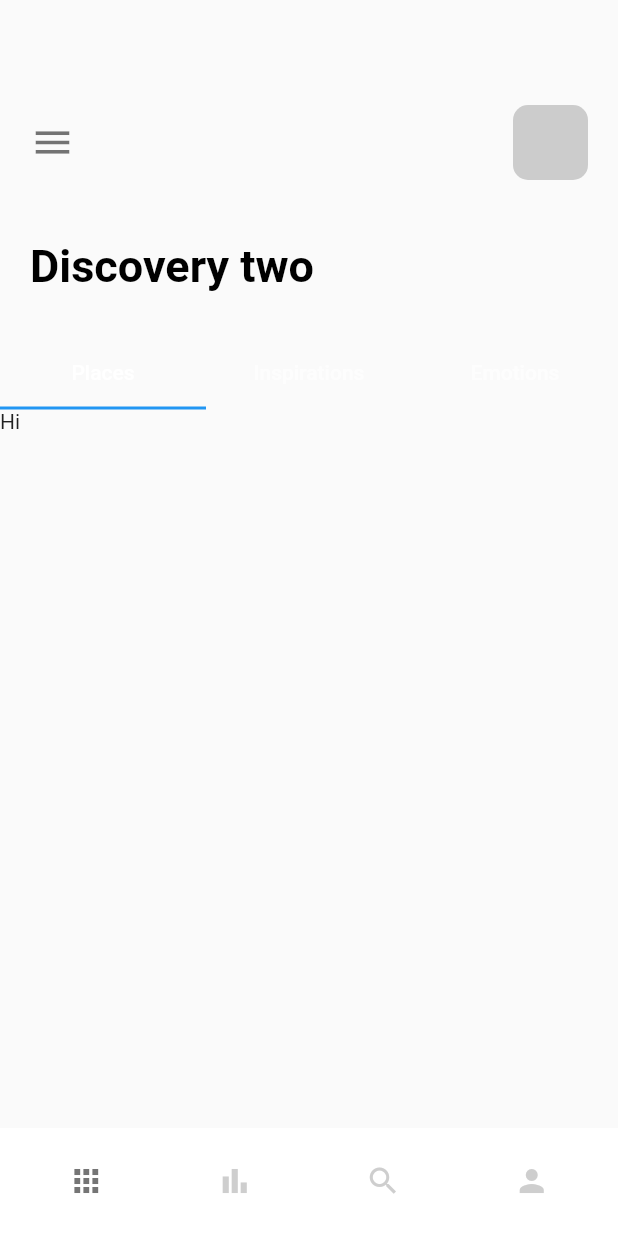
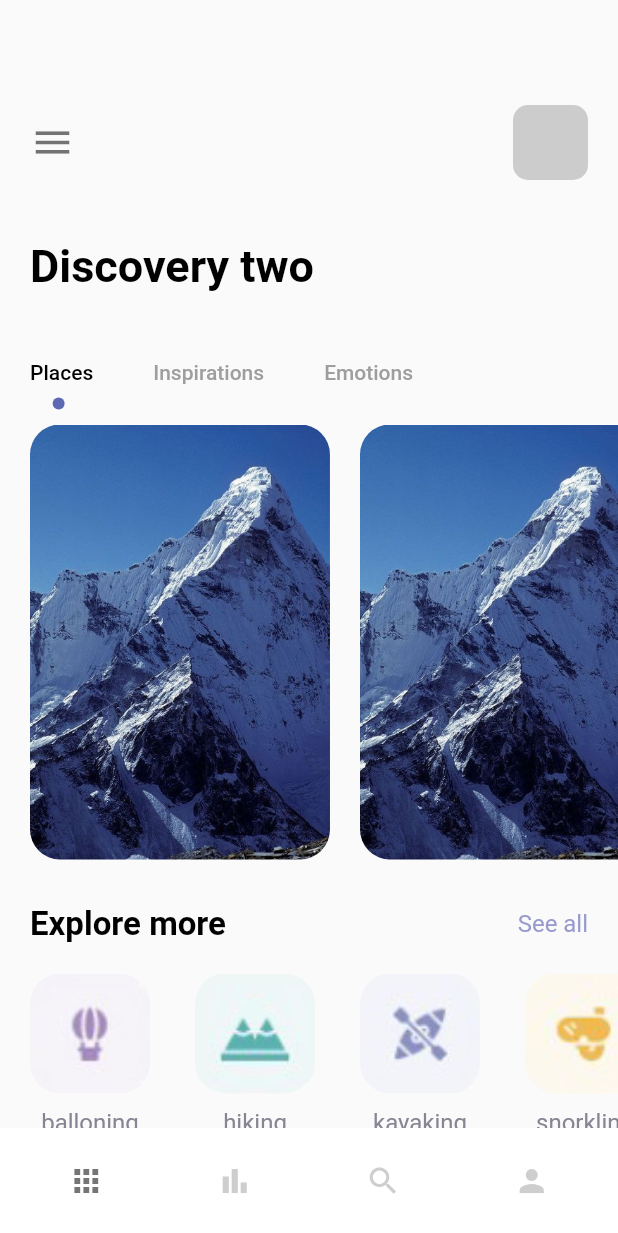
Before and after one commit to taofik-adeniyi/fl_travel_app, a Flutter app: the MainPage screen opened directly, on a phone screen of 412 x 824 dp. Shown: the top 1233 px of the screen. Run offline on Flutter 3.47's test engine with Material 2 defaults, Android fonts, the phone set to English and light mode, and no system bars; our stand-ins replace bloc, equatable, flutter_bloc; missing offline and left inert: dart:ffi.

```diff
--- /dev/null
+++ b/lib/cubit/app_cubit_states.dart
@@ -0,0 +1,15 @@
+import 'package:equatable/equatable.dart';
+
+abstract class CubicStates extends Equatable {}
+
+class InitialStates extends CubicStates {
+  @override
+  // TODO: implement props
+  List<Object> get props => [];
+}
+
+class WelcomeState extends CubicStates {
+  @override
+  // TODO: implement props
+  List<Object?> get props => [];
+}
--- /dev/null
+++ b/lib/cubit/app_cubits.dart
@@ -0,0 +1,8 @@
+import 'package:bloc/bloc.dart';
+import 'package:travel_app/cubit/app_cubit_states.dart';
+
+class AppCubits extends Cubit<CubicStates> {
+  AppCubits() : super(InitialStates()) {
+    emit(WelcomeState());
+  }
+}
--- /dev/null
+++ b/lib/pages/home_page.dart
@@ -0,0 +1,201 @@
+import 'package:flutter/material.dart';
+import 'package:travel_app/utils/colors.dart';
+import 'package:travel_app/widgets/app_large_text.dart';
+import 'package:travel_app/widgets/app_text.dart';
+
+class HomePage extends StatefulWidget {
+  const HomePage({super.key});
+
+  @override
+  State<HomePage> createState() => _HomePageState();
+}
+
+class _HomePageState extends State<HomePage> with TickerProviderStateMixin {
+  var images = {
+    "balloning.png": "balloning",
+    "hiking.png": "hiking",
+    "kayaking.png": "kayaking",
+    "snorkling.png": "snorkling"
+  };
+  @override
+  Widget build(BuildContext context) {
+    TabController _tabController = TabController(length: 3, vsync: this);
+    return Scaffold(
+      extendBody: true,
+      extendBodyBehindAppBar: true,
+      body: SingleChildScrollView(
+        child: Column(
+          crossAxisAlignment: CrossAxisAlignment.start,
+          children: [
+            Container(
+              padding: EdgeInsets.only(top: 70, left: 20),
+              child: Row(
+                children: [
+                  Icon(Icons.menu, size: 30, color: Colors.black54),
+                  Expanded(child: Container()),
+                  Container(
+                    margin: EdgeInsets.only(right: 20),
+                    width: 50,
+                    height: 50,
+                    decoration: BoxDecoration(
+                        borderRadius: BorderRadius.circular(10),
+                        color: Colors.grey.withOpacity(0.5)),
+                  )
+                ],
+              ),
+            ),
+            const SizedBox(
+              height: 40,
+            ),
+            Container(
+                margin: EdgeInsets.only(left: 20),
+                child: AppLargeText(text: 'Discovery two')),
+            const SizedBox(
+              height: 30,
+            ),
+
+            //tabbar
+
+            Container(
+              child: Align(
+                alignment: Alignment.centerLeft,
+                child: TabBar(
+                    labelPadding: const EdgeInsets.only(left: 20, right: 20),
+                    indicatorSize: TabBarIndicatorSize.label,
+                    labelColor: Colors.black,
+                    unselectedLabelColor: Colors.grey,
+                    isScrollable: true,
+                    controller: _tabController,
+                    indicator: CircleTabBarIndicator(
+                        color: AppColors.mainColor, radius: 4),
+                    tabs: const [
+                      Tab(text: 'Places'),
+                      Tab(text: 'Inspirations'),
+                      Tab(text: 'Emotions'),
+                    ]),
+              ),
+            ),
+
+            Container(
+              height: 300,
+              width: double.maxFinite,
+              padding: const EdgeInsets.only(left: 20),
+              child: TabBarView(controller: _tabController, children: [
+                ListView.builder(
+                    scrollDirection: Axis.horizontal,
+                    itemCount: 3,
+                    itemBuilder: (BuildContext context, int index) {
+                      return Container(
+                        width: 200,
+                        height: 300,
+                        margin: const EdgeInsets.only(right: 20, top: 10),
+                        decoration: BoxDecoration(
+                            borderRadius: BorderRadius.circular(20),
+                            color: Colors.white,
+                            image: const DecorationImage(
+                                image: AssetImage("images/mountain.jpeg"),
+                                fit: BoxFit.cover)),
+                      );
+                    }),
+                Text("there"),
+                Text("bye")
+              ]),
+            ),
+            SizedBox(
+              height: 30,
+            ),
+            Container(
+              padding: const EdgeInsets.only(left: 20, right: 20),
+              child: Row(
+                mainAxisAlignment: MainAxisAlignment.spaceBetween,
+                children: [
+                  AppLargeText(
+                    text: 'Explore more',
+                    size: 22,
+                  ),
+                  AppText(
+                    text: 'See all',
+                    color: AppColors.textColor1,
+                  )
+                ],
+              ),
+            ),
+            SizedBox(
+              height: 20,
+            ),
+            Container(
+              height: 120,
+              width: double.maxFinite,
+              margin: const EdgeInsets.only(left: 20),
+              child: ListView.builder(
+                  scrollDirection: Axis.horizontal,
+                  itemCount: 4,
+                  itemBuilder: (_, index) {
+                    return Container(
+                      margin: const EdgeInsets.only(
+                        right: 30,
+                      ),
+                      child: Column(
+                        children: [
+                          Container(
+                            width: 80,
+                            height: 80,
+                            decoration: BoxDecoration(
+                                borderRadius: BorderRadius.circular(20),
+                                color: Colors.white,
+                                image: DecorationImage(
+                                    image: AssetImage(
+                                        'images/${images.keys.elementAt(index)}'),
+                                    fit: BoxFit.cover)),
+                          ),
+                          const SizedBox(
+                            height: 10,
+                          ),
+                          Container(
+                            child: AppText(
+                              text: images.values.elementAt(index),
+                              color: AppColors.textColor2,
+                            ),
+                          )
+                        ],
+                      ),
+                    );
+                  }),
+            )
+          ],
+        ),
+      ),
+    );
+  }
+}
+
+class CircleTabBarIndicator extends Decoration {
+  final Color color;
+  final double radius;
+
+  CircleTabBarIndicator({required this.color, required this.radius});
+
+  @override
+  BoxPainter createBoxPainter([VoidCallback? onChanged]) {
+    // TODO: implement createBoxPainter
+    return _CirclePainter(color: color, radius: radius);
+  }
+}
+
+class _CirclePainter extends BoxPainter {
+  final Color color;
+  final double radius;
+  _CirclePainter({required this.color, required this.radius});
+
+  @override
+  void paint(Canvas canvas, Offset offset, ImageConfiguration configuration) {
+    // TODO: implement paint
+    Paint _paint = Paint();
+    _paint.color = color;
+    _paint.isAntiAlias = true;
+    final Offset circleOffset = Offset(
+        configuration.size!.width / 2 - radius / 2,
+        configuration.size!.height - radius);
+    canvas.drawCircle(offset + circleOffset, radius, _paint);
+  }
+}
--- a/lib/pages/navpages/home_page.dart
+++ /dev/null
@@ -1,67 +0,0 @@
-import 'package:flutter/material.dart';
-import 'package:travel_app/widgets/app_large_text.dart';
-
-class HomePage extends StatefulWidget {
-  const HomePage({super.key});
-
-  @override
-  State<HomePage> createState() => _HomePageState();
-}
-
-class _HomePageState extends State<HomePage> with TickerProviderStateMixin {
-  @override
-  Widget build(BuildContext context) {
-    TabController _tabController = TabController(length: 3, vsync: this);
-    return Scaffold(
-      body: Column(
-        crossAxisAlignment: CrossAxisAlignment.start,
-        children: [
-          Container(
-            padding: EdgeInsets.only(top: 70, left: 20),
-            child: Row(
-              children: [
-                Icon(Icons.menu, size: 30, color: Colors.black54),
-                Expanded(child: Container()),
-                Container(
-                  margin: EdgeInsets.only(right: 20),
-                  width: 50,
-                  height: 50,
-                  decoration: BoxDecoration(
-                      borderRadius: BorderRadius.circular(10),
-                      color: Colors.grey.withOpacity(0.5)),
-                )
-              ],
-            ),
-          ),
-          const SizedBox(
-            height: 40,
-          ),
-          Container(
-              margin: EdgeInsets.only(left: 20),
-              child: AppLargeText(text: 'Discovery two')),
-          const SizedBox(
-            height: 30,
-          ),
-
-          //tabbar
-
-          Container(
-            child: TabBar(controller: _tabController, tabs: const [
-              Tab(text: 'Places'),
-              Tab(text: 'Inspirations'),
-              Tab(text: 'Emotions'),
-            ]),
-          ),
-
-          Container(
-            height: 300,
-            width: double.maxFinite,
-            child: TabBarView(
-                controller: _tabController,
-                children: const [Text("Hi"), Text("there"), Text("bye")]),
-          )
-        ],
-      ),
-    );
-  }
-}
--- a/lib/pages/navpages/main_page.dart
+++ b/lib/pages/navpages/main_page.dart
@@ -1,6 +1,6 @@
 import 'package:flutter/material.dart';
 import 'package:travel_app/pages/navpages/bar_item_page.dart';
-import 'package:travel_app/pages/navpages/home_page.dart';
+import 'package:travel_app/pages/home_page.dart';
 import 'package:travel_app/pages/navpages/my_page.dart';
 import 'package:travel_app/pages/navpages/search_page.dart';
 
@@ -32,7 +32,7 @@ class _MainPageState extends State<MainPage> {
       backgroundColor: Colors.white,
       body: pages[currentIndex],
       bottomNavigationBar: Container(
-        decoration: BoxDecoration(
+        decoration: const BoxDecoration(
           color: Colors.white,
         ),
         child: Padding(
@@ -46,8 +46,8 @@ class _MainPageState extends State<MainPage> {
             currentIndex: currentIndex,
             selectedItemColor: Colors.black54,
             unselectedItemColor: Colors.grey.withOpacity(0.5),
-            showSelectedLabels: false,
-            showUnselectedLabels: false,
+            // showSelectedLabels: false,
+            // showUnselectedLabels: false,
             elevation: 0,
             items: const [
               BottomNavigationBarItem(icon: Icon(Icons.apps), label: 'Home'),
--- a/pubspec.yaml
+++ b/pubspec.yaml
@@ -35,6 +35,9 @@ dependencies:
   # The following adds the Cupertino Icons font to your application.
   # Use with the CupertinoIcons class for iOS style icons.
   cupertino_icons: ^1.0.2
+  bloc: ^8.1.2
+  flutter_bloc: ^8.1.3
+  equatable: ^2.0.5
 
 dev_dependencies:
   flutter_test:
```
Also changed, not shown: lib/cubit/app_cubit_logics.dart (added, +27 -0 lines), lib/main.dart (+5 -2 lines), lib/pages/detail_page.dart (added, +209 -0 lines), lib/widgets/app_button.dart (added, +49 -0 lines), lib/widgets/responsive_button.dart (+23 -11 lines), pubspec.lock.
